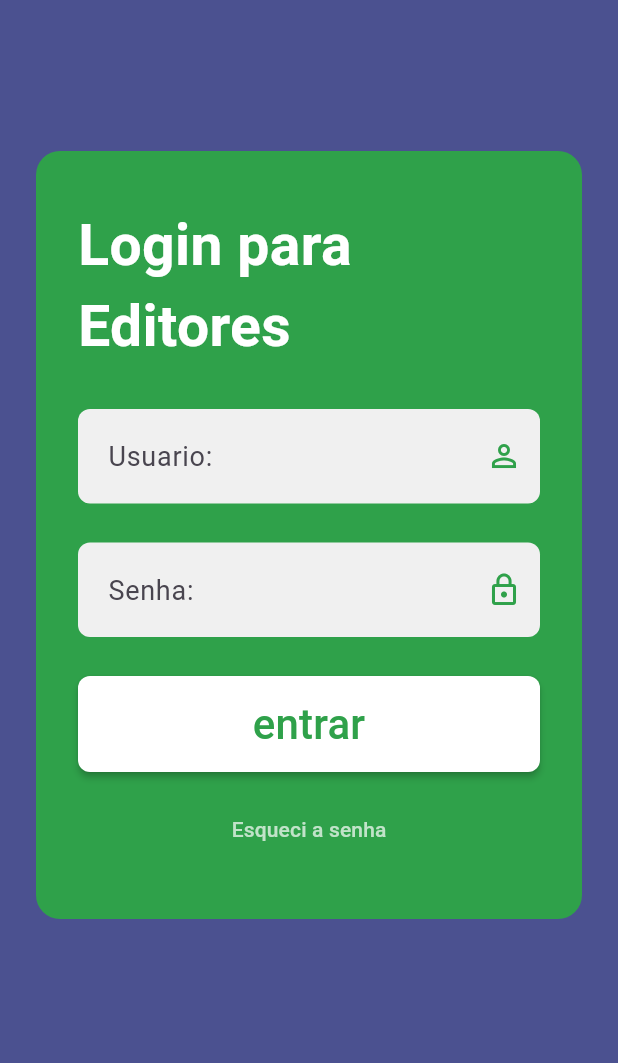
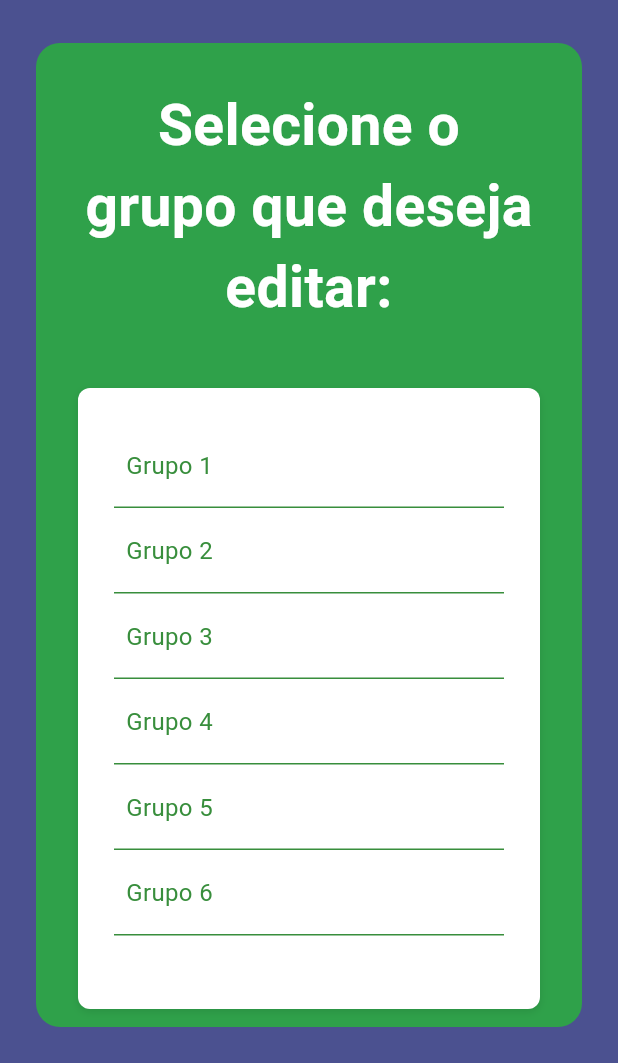
Before and after one commit to Projeto-Integrador-Quarto-Semestre-CIC/Atlas-Digital-Interativo-de-Biologia-Tecidual, a Flutter app: the PaginaLogin screen opened by its route, after a tap on "entrar", on a phone screen of 412 x 824 dp, the part 173-1236 px from its top. Run offline on Flutter 3.47's test engine with Material 3 defaults, Android fonts, the phone set to English and light mode, and no system bars; our stand-ins replace webview_flutter; missing offline and left inert: webview_windows.

Commit message:
Esqueci a Senha e Editar(30%)

```diff
--- a/lib/components/barra_lateral.dart
+++ b/lib/components/barra_lateral.dart
@@ -121,6 +121,24 @@ class _SidebarContent extends StatelessWidget {
                   alignment: Alignment.centerLeft,
                 )),
           ),
+          Container(
+            decoration: const BoxDecoration(
+                border: Border(bottom: BorderSide(color: Colors.white, width: 2))),
+            child: TextButton.icon(
+                onPressed: () => Navigator.pushNamed(context, '/editar'),
+                icon: const Icon(Icons.edit, size: 30, color: Colors.white),
+                label: const Align(
+                  alignment: Alignment.centerLeft,
+                  child: Text("EDITAR"),
+                ),
+                style: TextButton.styleFrom(
+                  foregroundColor: Colors.white,
+                  minimumSize: const Size.fromHeight(48),
+                  textStyle: const TextStyle(fontSize: 20),
+                  shape: const RoundedRectangleBorder(borderRadius: BorderRadius.zero),
+                  alignment: Alignment.centerLeft,
+                )),
+          ),
         ],
       ),
     );
--- a/lib/main.dart
+++ b/lib/main.dart
@@ -5,6 +5,7 @@ import 'package:app_pii/pages/login.dart';
 import 'package:app_pii/pages/contato.dart';
 import 'package:app_pii/pages/explorar.dart';
 import 'package:app_pii/pages/home.dart';
+import 'package:app_pii/pages/editar.dart';
 
 void main() {
   runApp(const MyApp());
@@ -30,6 +31,7 @@ Lorem ipsum dolor sit amet consectetur adipiscing elit. Quisque faucibus ex sapi
               referenciasBibliograficas: "Livro 1;\nLivro 2;\nWikipedia;\nSite 1;",
               tileSource: "http://localhost:8000/002_dzi/002.dzi"
             ),
+        '/editar': (context) => const PaginaEditar(),
       },
     );
   }
--- /dev/null
+++ b/lib/pages/editar.dart
@@ -0,0 +1,190 @@
+import 'package:flutter/material.dart';
+import 'package:app_pii/components/barra_lateral.dart';
+
+class PaginaEditar extends StatefulWidget {
+  const PaginaEditar({super.key});
+
+  @override
+  State<PaginaEditar> createState() => _PaginaEditarState();
+}
+
+class _PaginaEditarState extends State<PaginaEditar> {
+  String? grupoSelecionado;
+  final List<String> grupos = [
+    'Grupo 1',
+    'Grupo 2',
+    'Grupo 3',
+    'Grupo 4',
+    'Grupo 5',
+    'Grupo 6',
+  ];
+
+  void _selecionarGrupo(String grupo) {
+    setState(() {
+      grupoSelecionado = grupo;
+    });
+  }
+
+  @override
+  Widget build(BuildContext context) {
+    return LayoutBuilder(
+      builder: (context, constraints) {
+        const double breakpoint = 900;
+        final isNarrow = constraints.maxWidth < breakpoint;
+
+        return Scaffold(
+          backgroundColor: const Color(0xFF4B5190),
+          drawer: isNarrow ? const SidebarDrawer() : null,
+          appBar: isNarrow
+              ? AppBar(
+                  backgroundColor: Colors.transparent,
+                  elevation: 0,
+                  iconTheme: const IconThemeData(color: Colors.white),
+                  toolbarHeight: 120,
+                  leading: Builder(
+                    builder: (context) {
+                      return Align(
+                        alignment: Alignment.centerLeft,
+                        child: Material(
+                          color: Colors.transparent,
+                          child: InkWell(
+                            onTap: () => Scaffold.of(context).openDrawer(),
+                            borderRadius: BorderRadius.circular(10),
+                            splashColor: Colors.white24,
+                            child: Container(
+                              width: 48,
+                              height: 48,
+                              margin: const EdgeInsets.only(left: 8),
+                              decoration: BoxDecoration(
+                                color: const Color(0xFF38853A),
+                                borderRadius: BorderRadius.circular(10),
+                              ),
+                              child: const Icon(Icons.menu, color: Colors.white),
+                            ),
+                          ),
+                        ),
+                      );
+                    },
+                  ),
+                  title: const Center(child: BotaoHome(sidebar: false)),
+                  centerTitle: true,
+                )
+              : null,
+          body: Row(
+            children: [
+              if (!isNarrow) const Sidebar(),
+              Expanded(
+                child: Center(
+                  child: Container(
+                    margin: const EdgeInsets.all(24),
+                    padding: const EdgeInsets.all(28),
+                    decoration: BoxDecoration(
+                      color: const Color(0xFF2FA14A),
+                      borderRadius: BorderRadius.circular(16),
+                    ),
+                    child: Column(
+                      mainAxisSize: MainAxisSize.min,
+                      crossAxisAlignment: CrossAxisAlignment.stretch,
+                      children: [
+                        const Text(
+                          'Selecione o grupo que deseja editar:',
+                          style: TextStyle(
+                            color: Colors.white,
+                            fontSize: 38,
+                            fontWeight: FontWeight.w600,
+                          ),
+                          textAlign: TextAlign.center,
+                        ),
+                        const SizedBox(height: 40),
+                        Container(
+                          constraints: const BoxConstraints(maxWidth: 500),
+                          padding: const EdgeInsets.all(24),
+                          decoration: BoxDecoration(
+                            color: Colors.white,
+                            borderRadius: BorderRadius.circular(8),
+                            boxShadow: [
+                              BoxShadow(
+                                color: Colors.black.withOpacity(0.1),
+                                blurRadius: 4,
+                                offset: const Offset(0, 2),
+                              ),
+                            ],
+                          ),
+                          child: Column(
+                            crossAxisAlignment: CrossAxisAlignment.stretch,
+                            children: [
+                              ...grupos.map((grupo) => Container(
+                                margin: const EdgeInsets.only(bottom: 1),
+                                decoration: BoxDecoration(
+                                  border: Border(
+                                    bottom: BorderSide(
+                                      color: Colors.green[700]!,
+                                      width: 1,
+                                    ),
+                                  ),
+                                ),
+                                child: Material(
+                                  color: Colors.transparent,
+                                  child: InkWell(
+                                    onTap: () => _selecionarGrupo(grupo),
+                                    child: Container(
+                                      padding: const EdgeInsets.symmetric(
+                                        vertical: 16,
+                                        horizontal: 8,
+                                      ),
+                                      decoration: BoxDecoration(
+                                        color: grupoSelecionado == grupo
+                                            ? Colors.green[50]
+                                            : Colors.transparent,
+                                      ),
+                                      child: Text(
+                                        grupo,
+                                        style: TextStyle(
+                                          fontSize: 16,
+                                          color: Colors.green[700],
+                                          fontWeight: grupoSelecionado == grupo
+                                              ? FontWeight.w600
+                                              : FontWeight.normal,
+                                        ),
+                                      ),
+                                    ),
+                                  ),
+                                ),
+                              )).toList(),
+                              const SizedBox(height: 24),
+                              if (grupoSelecionado != null)
+                                ElevatedButton(
+                                  onPressed: () {
+
+                                  },
+                                  style: ElevatedButton.styleFrom(
+                                    backgroundColor: Colors.green[700],
+                                    padding: const EdgeInsets.symmetric(vertical: 16),
+                                    shape: RoundedRectangleBorder(
+                                      borderRadius: BorderRadius.circular(8),
+                                    ),
+                                  ),
+                                  child: const Text(
+                                    'Próximo',
+                                    style: TextStyle(
+                                      color: Colors.white,
+                                      fontSize: 16,
+                                      fontWeight: FontWeight.w500,
+                                    ),
+                                  ),
+                                ),
+                            ],
+                          ),
+                        ),
+                      ],
+                    ),
+                  ),
+                ),
+              ),
+            ],
+          ),
+        );
+      },
+    );
+  }
+}
--- a/lib/pages/login.dart
+++ b/lib/pages/login.dart
@@ -3,6 +3,73 @@ import 'package:app_pii/components/barra_lateral.dart';
 
 class PaginaLogin extends StatelessWidget {
 	const PaginaLogin({super.key});
+
+	void _mostrarModalResetSenha(BuildContext context) {
+		showDialog(
+			context: context,
+			builder: (BuildContext context) {
+				return AlertDialog(
+					backgroundColor: const Color(0xFF2FA14A),
+					shape: RoundedRectangleBorder(borderRadius: BorderRadius.circular(16)),
+					title: const Text(
+						'Redefinir Senha',
+						style: TextStyle(
+							color: Colors.white,
+							fontSize: 24,
+							fontWeight: FontWeight.w600,
+						),
+					),
+					content: Column(
+						mainAxisSize: MainAxisSize.min,
+						children: [
+							const Text(
+								'Digite seu e-mail para receber o link de redefinição de senha:',
+								style: TextStyle(color: Colors.white),
+							),
+							const SizedBox(height: 16),
+							TextField(
+								decoration: InputDecoration(
+									hintText: 'Email',
+									hintStyle: const TextStyle(color: Color(0xFF2FA14A)),
+									filled: true,
+									fillColor: Colors.white,
+									contentPadding: const EdgeInsets.symmetric(horizontal: 16, vertical: 12),
+									border: OutlineInputBorder(
+										borderRadius: BorderRadius.circular(8),
+										borderSide: BorderSide.none,
+									),
+									suffixIcon: const Icon(Icons.email_outlined, color: Color(0xFF2FA14A)),
+								),
+								style: const TextStyle(color: Color(0xFF2FA14A)),
+							),
+						],
+					),
+					actions: [
+						TextButton(
+							onPressed: () => Navigator.of(context).pop(),
+							child: const Text(
+								'Cancelar',
+								style: TextStyle(color: Colors.white70),
+							),
+						),
+						ElevatedButton(
+							onPressed: () {
+								Navigator.of(context).pop();
+							},
+							style: ElevatedButton.styleFrom(
+								backgroundColor: Colors.white,
+								shape: RoundedRectangleBorder(borderRadius: BorderRadius.circular(8)),
+							),
+							child: const Text(
+								'Enviar',
+								style: TextStyle(color: Color(0xFF2FA14A)),
+							),
+						),
+					],
+				);
+			},
+		);
+	}
 
 	@override
 	Widget build(BuildContext context) {
@@ -122,6 +189,7 @@ class PaginaLogin extends StatelessWidget {
 																	width: 160,
 																	child: ElevatedButton(
 																		onPressed: () {
+																			Navigator.pushNamed(context, '/editar');
 																		},
 																		style: ElevatedButton.styleFrom(
 																			backgroundColor: Colors.white,
@@ -138,7 +206,7 @@ class PaginaLogin extends StatelessWidget {
 
 																const SizedBox(height: 14),
 																TextButton(
-																	onPressed: () {},
+																	onPressed: () => _mostrarModalResetSenha(context),
 																	child: const Text(
 																		'Esqueci a senha',
 																		style: TextStyle(color: Colors.white70, fontSize: 14),
```
